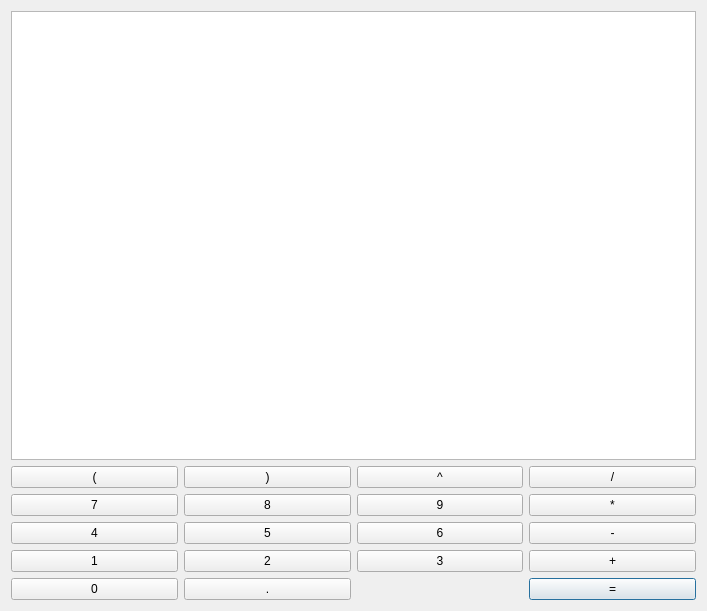
First picture: the form in AndroidCalc/mainwindow.ui, repository CrystalSplitter/equalx_calculator, before the edit.
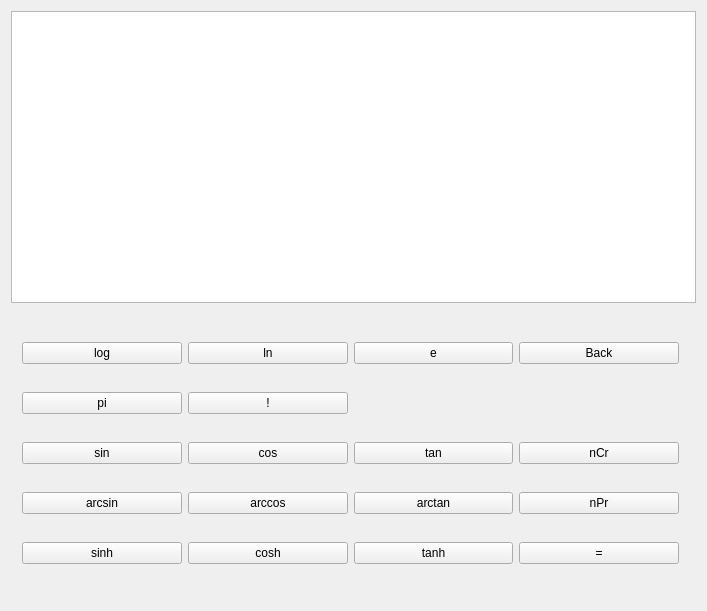
Second picture: the form after the edit. The open tabs and pages were chosen to show the change. Icons and pictures are not drawn.

What changed in the file:
```diff
--- a/AndroidCalc/mainwindow.ui
+++ b/AndroidCalc/mainwindow.ui
@@ -19,34 +19,13 @@
   </property>
   <widget class="QWidget" name="centralWidget">
    <layout class="QGridLayout" name="gridLayout">
+    <item row="0" column="0" colspan="2">
+     <widget class="QListWidget" name="listDisplay"/>
+    </item>
     <item row="1" column="0">
-     <widget class="QPushButton" name="btnLeftPar">
-      <property name="text">
-       <string>(</string>
-      </property>
-     </widget>
-    </item>
-    <item row="1" column="1">
-     <widget class="QPushButton" name="btnRightPar">
-      <property name="text">
-       <string>)</string>
-      </property>
-     </widget>
-    </item>
-    <item row="1" column="2">
-     <widget class="QPushButton" name="btnPow">
-      <property name="text">
-       <string>^</string>
-      </property>
-     </widget>
-    </item>
-    <item row="1" column="3">
-     <widget class="QPushButton" name="btnDivide">
-      <property name="text">
-       <string>/</string>
-      </property>
-     </widget>
-    </item>
+     <widget class="QStackedWidget" name="stackedWidget">
+      <widget class="QWidget" name="pageNumber">
+       <layout class="QGridLayout" name="gridLayout_2">
     <item row="2" column="0">
      <widget class="QPushButton" name="btnSeven">
       <property name="text">
@@ -54,45 +33,10 @@
       </property>
      </widget>
     </item>
-    <item row="2" column="1">
-     <widget class="QPushButton" name="btnEight">
+        <item row="1" column="1">
+         <widget class="QPushButton" name="btnRightPar">
       <property name="text">
-       <string>8</string>
-      </property>
-     </widget>
-    </item>
-    <item row="2" column="2">
-     <widget class="QPushButton" name="btnNine">
-      <property name="text">
-       <string>9</string>
-      </property>
-     </widget>
-    </item>
-    <item row="2" column="3">
-     <widget class="QPushButton" name="btnMultiply">
-      <property name="text">
-       <string>*</string>
-      </property>
-     </widget>
-    </item>
-    <item row="3" column="0">
-     <widget class="QPushButton" name="btnFour">
-      <property name="text">
-       <string>4</string>
-      </property>
-     </widget>
-    </item>
-    <item row="3" column="1">
-     <widget class="QPushButton" name="btnFive">
-      <property name="text">
-       <string>5</string>
-      </property>
-     </widget>
-    </item>
-    <item row="3" column="2">
-     <widget class="QPushButton" name="btnSix">
-      <property name="text">
-       <string>6</string>
+           <string>)</string>
       </property>
      </widget>
     </item>
@@ -103,27 +47,6 @@
       </property>
      </widget>
     </item>
-    <item row="4" column="0">
-     <widget class="QPushButton" name="btnOne">
-      <property name="text">
-       <string>1</string>
-      </property>
-     </widget>
-    </item>
-    <item row="4" column="1">
-     <widget class="QPushButton" name="btnTwo">
-      <property name="text">
-       <string>2</string>
-      </property>
-     </widget>
-    </item>
-    <item row="4" column="2">
-     <widget class="QPushButton" name="btnThree">
-      <property name="text">
-       <string>3</string>
-      </property>
-     </widget>
-    </item>
     <item row="4" column="3">
      <widget class="QPushButton" name="btnPlus">
       <property name="text">
@@ -131,6 +54,13 @@
       </property>
      </widget>
     </item>
+        <item row="2" column="3">
+         <widget class="QPushButton" name="btnMultiply">
+          <property name="text">
+           <string>*</string>
+          </property>
+         </widget>
+        </item>
     <item row="5" column="0">
      <widget class="QPushButton" name="btnZero">
       <property name="text">
@@ -138,6 +68,20 @@
       </property>
      </widget>
     </item>
+        <item row="4" column="0">
+         <widget class="QPushButton" name="btnOne">
+          <property name="text">
+           <string>1</string>
+          </property>
+         </widget>
+        </item>
+        <item row="3" column="2">
+         <widget class="QPushButton" name="btnSix">
+          <property name="text">
+           <string>6</string>
+          </property>
+         </widget>
+        </item>
     <item row="5" column="1">
      <widget class="QPushButton" name="btnDot">
       <property name="text">
@@ -145,21 +89,233 @@
       </property>
      </widget>
     </item>
+        <item row="4" column="1">
+         <widget class="QPushButton" name="btnTwo">
+          <property name="text">
+           <string>2</string>
+          </property>
+         </widget>
+        </item>
+        <item row="4" column="2">
+         <widget class="QPushButton" name="btnThree">
+          <property name="text">
+           <string>3</string>
+          </property>
+         </widget>
+        </item>
     <item row="5" column="3">
      <widget class="QPushButton" name="btnEval">
       <property name="text">
        <string>=</string>
       </property>
-      <property name="autoDefault">
-       <bool>true</bool>
-      </property>
       <property name="default">
        <bool>true</bool>
       </property>
      </widget>
     </item>
-    <item row="0" column="0" colspan="4">
-     <widget class="QListWidget" name="listDisplay"/>
+        <item row="5" column="2">
+         <widget class="QPushButton" name="btnAnswer">
+          <property name="text">
+           <string>Ans</string>
+          </property>
+         </widget>
+        </item>
+        <item row="1" column="3">
+         <widget class="QPushButton" name="btnDivide">
+          <property name="text">
+           <string>/</string>
+          </property>
+         </widget>
+        </item>
+        <item row="2" column="1">
+         <widget class="QPushButton" name="btnEight">
+          <property name="text">
+           <string>8</string>
+          </property>
+         </widget>
+        </item>
+        <item row="3" column="0">
+         <widget class="QPushButton" name="btnFour">
+          <property name="text">
+           <string>4</string>
+          </property>
+         </widget>
+        </item>
+        <item row="3" column="1">
+         <widget class="QPushButton" name="btnFive">
+          <property name="text">
+           <string>5</string>
+          </property>
+         </widget>
+        </item>
+        <item row="1" column="2">
+         <widget class="QPushButton" name="btnPow">
+          <property name="text">
+           <string>^</string>
+          </property>
+         </widget>
+        </item>
+        <item row="1" column="0">
+         <widget class="QPushButton" name="btnLeftPar">
+          <property name="text">
+           <string>(</string>
+          </property>
+         </widget>
+        </item>
+        <item row="2" column="2">
+         <widget class="QPushButton" name="btnNine">
+          <property name="text">
+           <string>9</string>
+          </property>
+         </widget>
+        </item>
+        <item row="0" column="3">
+         <widget class="QPushButton" name="btnDelete">
+          <property name="text">
+           <string>←</string>
+          </property>
+         </widget>
+        </item>
+        <item row="0" column="0">
+         <widget class="QPushButton" name="btnSci">
+          <property name="text">
+           <string>More</string>
+          </property>
+         </widget>
+        </item>
+       </layout>
+      </widget>
+      <widget class="QWidget" name="pageSci">
+       <layout class="QGridLayout" name="gridLayout_3">
+        <item row="0" column="0">
+         <widget class="QPushButton" name="btnLog">
+          <property name="text">
+           <string>log</string>
+          </property>
+         </widget>
+        </item>
+        <item row="0" column="1">
+         <widget class="QPushButton" name="btnLn">
+          <property name="text">
+           <string>ln</string>
+          </property>
+         </widget>
+        </item>
+        <item row="0" column="2">
+         <widget class="QPushButton" name="btnE">
+          <property name="text">
+           <string>e</string>
+          </property>
+         </widget>
+        </item>
+        <item row="1" column="0">
+         <widget class="QPushButton" name="btnPi">
+          <property name="text">
+           <string>pi</string>
+          </property>
+         </widget>
+        </item>
+        <item row="1" column="1">
+         <widget class="QPushButton" name="btnFact">
+          <property name="text">
+           <string>!</string>
+          </property>
+         </widget>
+        </item>
+        <item row="2" column="0">
+         <widget class="QPushButton" name="btnSin">
+          <property name="text">
+           <string>sin</string>
+          </property>
+         </widget>
+        </item>
+        <item row="2" column="1">
+         <widget class="QPushButton" name="btnCos">
+          <property name="text">
+           <string>cos</string>
+          </property>
+         </widget>
+        </item>
+        <item row="2" column="2">
+         <widget class="QPushButton" name="btnTan">
+          <property name="text">
+           <string>tan</string>
+          </property>
+         </widget>
+        </item>
+        <item row="3" column="0">
+         <widget class="QPushButton" name="btnArcSin">
+          <property name="text">
+           <string>arcsin</string>
+          </property>
+         </widget>
+        </item>
+        <item row="3" column="1">
+         <widget class="QPushButton" name="btnArcCos">
+          <property name="text">
+           <string>arccos</string>
+          </property>
+         </widget>
+        </item>
+        <item row="3" column="2">
+         <widget class="QPushButton" name="btnArcTan">
+          <property name="text">
+           <string>arctan</string>
+          </property>
+         </widget>
+        </item>
+        <item row="4" column="3">
+         <widget class="QPushButton" name="btnSciEqual">
+          <property name="text">
+           <string>=</string>
+          </property>
+         </widget>
+        </item>
+        <item row="0" column="3">
+         <widget class="QPushButton" name="btnBack">
+          <property name="text">
+           <string>Back</string>
+          </property>
+         </widget>
+        </item>
+        <item row="4" column="0">
+         <widget class="QPushButton" name="btnSinh">
+          <property name="text">
+           <string>sinh</string>
+          </property>
+         </widget>
+        </item>
+        <item row="4" column="1">
+         <widget class="QPushButton" name="btnCosh">
+          <property name="text">
+           <string>cosh</string>
+          </property>
+         </widget>
+        </item>
+        <item row="4" column="2">
+         <widget class="QPushButton" name="btnTanh">
+          <property name="text">
+           <string>tanh</string>
+          </property>
+         </widget>
+        </item>
+        <item row="3" column="3">
+         <widget class="QPushButton" name="btnnPm">
+          <property name="text">
+           <string>nPr</string>
+          </property>
+         </widget>
+        </item>
+        <item row="2" column="3">
+         <widget class="QPushButton" name="btnnCm">
+          <property name="text">
+           <string>nCr</string>
+          </property>
+         </widget>
+        </item>
+       </layout>
+      </widget>
+     </widget>
     </item>
    </layout>
   </widget>
```
Lines whose indentation alone changed are shown as unchanged.
